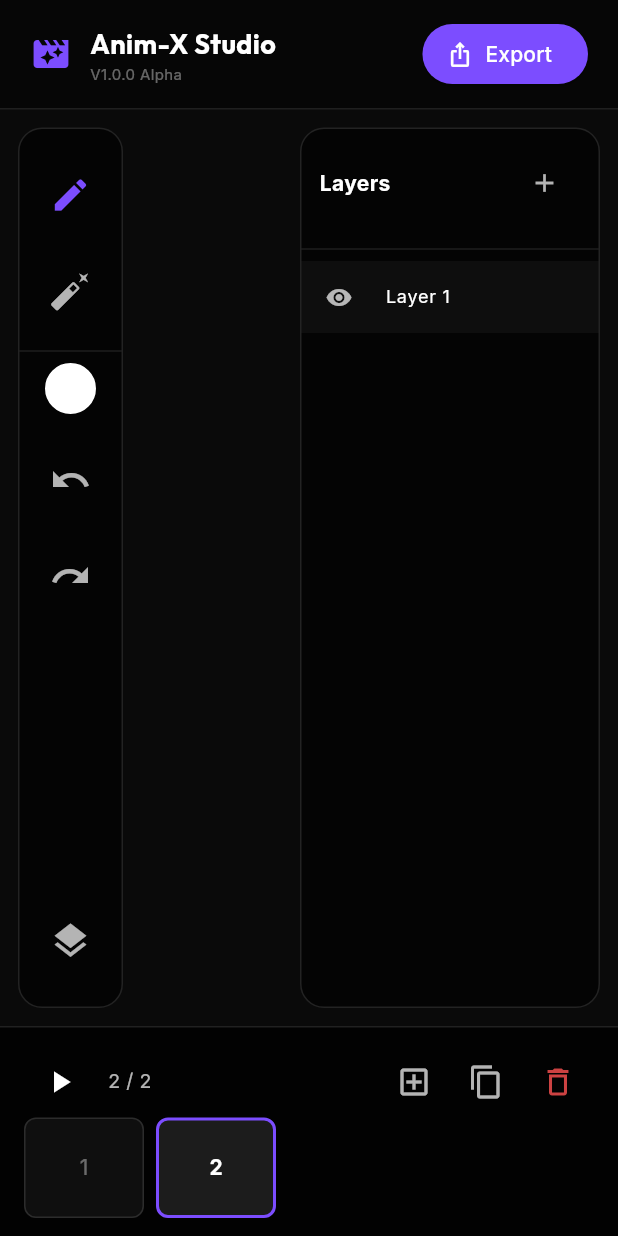
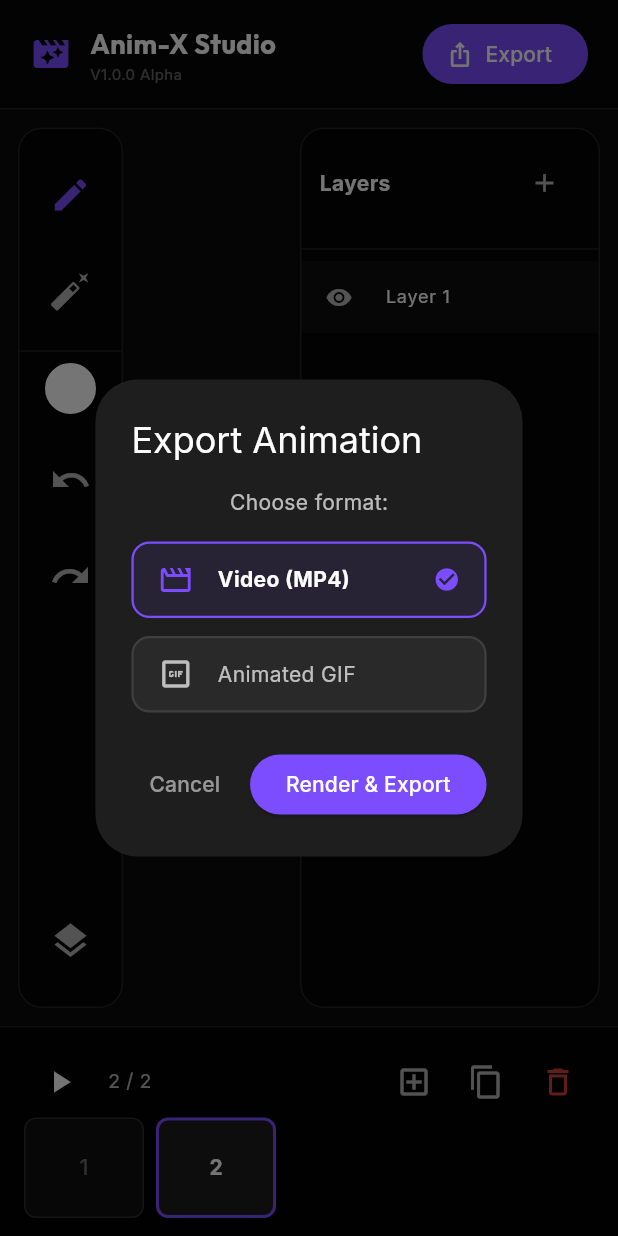
Before and after one commit to christian759/animate, a Flutter app: the screen it shows after launch, item 2 of the bottom bar chosen, after a tap on "Export", on a phone screen of 412 x 824 dp. Run offline on Flutter 3.47's test engine with Material 3 defaults, Android fonts, the phone set to English and light mode, and no system bars; our stand-ins replace flutter_colorpicker, google_fonts; missing offline and left inert: ffmpeg_kit_flutter_full_gpl.

Commit message:
feat: implement project export functionality to MP4 and GIF using ffmpeg_kit and image packages

```diff
--- a/lib/main.dart
+++ b/lib/main.dart
@@ -6,6 +6,7 @@ import 'ui/widgets/drawing_canvas.dart';
 import 'ui/widgets/toolbar.dart';
 import 'ui/widgets/timeline.dart';
 import 'ui/widgets/layer_panel.dart';
+import 'ui/widgets/export_dialog.dart';
 
 void main() {
   runApp(
@@ -137,7 +138,10 @@ class _TopHeader extends StatelessWidget {
               foregroundColor: Colors.white,
             ),
             onPressed: () {
-                // Future Export logic
+              showDialog(
+                context: context,
+                builder: (context) => const ExportDialog(),
+              );
             },
           ),
         ],
--- /dev/null
+++ b/lib/services/export_service.dart
@@ -0,0 +1,104 @@
+import 'dart:async';
+import 'dart:io';
+import 'dart:ui' as ui;
+import 'package:flutter/foundation.dart';
+import 'package:flutter/material.dart';
+import 'package:path_provider/path_provider.dart';
+import 'package:path/path.dart' as p;
+import 'package:ffmpeg_kit_flutter_full_gpl/ffmpeg_kit.dart';
+import 'package:ffmpeg_kit_flutter_full_gpl/return_code.dart';
+import 'package:image/image.dart' as img;
+import '../models/models.dart';
+import '../ui/canvas_painter.dart';
+
+enum ExportFormat { mp4, gif, pngSequence }
+
+class ExportService {
+  static Future<String?> exportProject({
+    required AnimationProject project,
+    required ExportFormat format,
+    void Function(double progress)? onProgress,
+  }) async {
+    final tempDir = await getTemporaryDirectory();
+    final exportDir = Directory(p.join(tempDir.path, 'anim_export_${DateTime.now().millisecondsSinceEpoch}'));
+    await exportDir.create();
+
+    try {
+      // 1. Render all frames to images
+      final List<File> frameFiles = [];
+      for (int i = 0; i < project.frames.length; i++) {
+        final frame = project.frames[i];
+        final recorder = ui.PictureRecorder();
+        final canvas = Canvas(recorder);
+
+        // We need a size. For now, we'll use a standard 1080x1080 or the actual screen size if we had it.
+        // Let's assume 1080x1080 for high quality.
+        const size = Size(1080, 1080);
+
+        final painter = CanvasPainter(
+          currentFrame: frame,
+          currentColor: Colors.black, // Doesn't matter for rendering existing paths
+          strokeWidth: 1.0,
+          showOnionSkin: false,
+        );
+
+        painter.paint(canvas, size);
+        final picture = recorder.endRecording();
+        final image = await picture.toImage(size.width.toInt(), size.height.toInt());
+        final byteData = await image.toByteData(format: ui.ImageByteFormat.png);
+
+        if (byteData == null) continue;
+
+        final frameFile = File(p.join(exportDir.path, 'frame_${i.toString().padLeft(4, '0')}.png'));
+        await frameFile.writeAsBytes(byteData.buffer.asUint8List());
+        frameFiles.add(frameFile);
+
+        onProgress?.call((i + 1) / (project.frames.length * 2)); // Rendering is the first half
+      }
+
+      // 2. Encode to requested format
+      final outputFile = p.join(tempDir.path, 'export_${DateTime.now().millisecondsSinceEpoch}.${format == ExportFormat.mp4 ? 'mp4' : 'gif'}');
+
+      if (format == ExportFormat.mp4) {
+        final command = '-framerate ${project.fps} -i ${exportDir.path}/frame_%04d.png -c:v libx264 -pix_fmt yuv420p -y $outputFile';
+
+        final session = await FFmpegKit.execute(command);
+        final returnCode = await session.getReturnCode();
+
+        if (ReturnCode.isSuccess(returnCode)) {
+          onProgress?.call(1.0);
+          return outputFile;
+        } else {
+          return null;
+        }
+      } else if (format == ExportFormat.gif) {
+        // Use image package for GIF encoding
+        final animation = img.Animation();
+        for (var file in frameFiles) {
+          final bytes = await file.readAsBytes();
+          final image = img.decodePng(bytes);
+          if (image != null) {
+            animation.addFrame(image);
+            animation.frames.last.duration = (1000 / project.fps).round();
+          }
+        }
+
+        final gifBytes = img.encodeGifAnimation(animation);
+        if (gifBytes != null) {
+          final file = File(outputFile);
+          await file.writeAsBytes(gifBytes);
+          onProgress?.call(1.0);
+          return outputFile;
+        }
+      }
+
+      return null;
+    } catch (e) {
+      debugPrint('Export error: $e');
+      return null;
+    } finally {
+      // Cleanup temp frames
+      // await exportDir.delete(recursive: true); // Leave this for debugging or production cleanup
+    }
+  }
+}
--- a/lib/state/project_provider.dart
+++ b/lib/state/project_provider.dart
@@ -1,6 +1,7 @@
 import 'dart:async';
 import 'package:flutter/material.dart';
 import '../models/models.dart';
+import '../services/export_service.dart';
 
 enum DrawingTool { brush, eraser }
 
@@ -20,6 +21,10 @@ class ProjectProvider extends ChangeNotifier {
   bool _isPlaying = false;
   Timer? _playbackTimer;
 
+  // Export state
+  bool _isExporting = false;
+  double _exportProgress = 0.0;
+
   // Undo/Redo - For MVP, we'll store frame snapshots
   final List<List<AnimationFrame>> _undoStack = [];
   final List<List<AnimationFrame>> _redoStack = [];
@@ -32,6 +37,8 @@ class ProjectProvider extends ChangeNotifier {
   int get currentLayerIndex => _currentLayerIndex;
   List<Offset?> get activePoints => _activePoints;
   bool get isPlaying => _isPlaying;
+  bool get isExporting => _isExporting;
+  double get exportProgress => _exportProgress;
 
   int get currentFrameIndex => _project.currentFrameIndex;
   AnimationFrame get currentFrame => _project.currentFrame;
@@ -140,7 +147,6 @@ class ProjectProvider extends ChangeNotifier {
 
   void addLayer() {
     _saveToUndo();
-    final newLayer = AnimationLayer(name: 'Layer ${currentFrame.layers.length + 1}');
     final updatedFrames = List<AnimationFrame>.from(_project.frames);
 
     // Add layer to ALL frames for consistency? Or just current?
@@ -199,6 +205,29 @@ class ProjectProvider extends ChangeNotifier {
     }
   }
 
+  // Export
+  Future<String?> export(ExportFormat format) async {
+    _isExporting = true;
+    _exportProgress = 0.0;
+    notifyListeners();
+
+    try {
+      final result = await ExportService.exportProject(
+        project: _project,
+        format: format,
+        onProgress: (progress) {
+          _exportProgress = progress;
+          notifyListeners();
+        },
+      );
+      return result;
+    } finally {
+      _isExporting = false;
+      _exportProgress = 0.0;
+      notifyListeners();
+    }
+  }
+
   @override
   void dispose() {
     _playbackTimer?.cancel();
--- /dev/null
+++ b/lib/ui/widgets/export_dialog.dart
@@ -0,0 +1,130 @@
+import 'package:flutter/material.dart';
+import 'package:provider/provider.dart';
+import '../../state/project_provider.dart';
+import '../../services/export_service.dart';
+
+class ExportDialog extends StatefulWidget {
+  const ExportDialog({super.key});
+
+  @override
+  State<ExportDialog> createState() => _ExportDialogState();
+}
+
+class _ExportDialogState extends State<ExportDialog> {
+  ExportFormat _selectedFormat = ExportFormat.mp4;
+  String? _exportedPath;
+
+  @override
+  Widget build(BuildContext context) {
+    return Consumer<ProjectProvider>(
+      builder: (context, provider, child) {
+        return AlertDialog(
+          backgroundColor: const Color(0xFF1E1E1E),
+          title: const Text('Export Animation', style: TextStyle(color: Colors.white)),
+          content: Column(
+            mainAxisSize: MainAxisSize.min,
+            children: [
+              if (!provider.isExporting && _exportedPath == null) ...[
+                const Text('Choose format:', style: TextStyle(color: Colors.white70)),
+                const SizedBox(height: 16),
+                _FormatOption(
+                  label: 'Video (MP4)',
+                  icon: Icons.movie_outlined,
+                  isSelected: _selectedFormat == ExportFormat.mp4,
+                  onTap: () => setState(() => _selectedFormat = ExportFormat.mp4),
+                ),
+                const SizedBox(height: 12),
+                _FormatOption(
+                  label: 'Animated GIF',
+                  icon: Icons.gif_box_outlined,
+                  isSelected: _selectedFormat == ExportFormat.gif,
+                  onTap: () => setState(() => _selectedFormat = ExportFormat.gif),
+                ),
+              ] else if (provider.isExporting) ...[
+                const Text('Encoding...', style: TextStyle(color: Colors.white)),
+                const SizedBox(height: 20),
+                LinearProgressIndicator(
+                  value: provider.exportProgress,
+                  backgroundColor: Colors.white10,
+                  color: Colors.deepPurpleAccent,
+                ),
+                const SizedBox(height: 12),
+                Text(
+                  '${(provider.exportProgress * 100).toInt()}%',
+                  style: const TextStyle(color: Colors.white70, fontSize: 12),
+                ),
+              ] else if (_exportedPath != null) ...[
+                const Icon(Icons.check_circle_outline, color: Colors.greenAccent, size: 48),
+                const SizedBox(height: 16),
+                const Text('Export Success!', style: TextStyle(color: Colors.white, fontWeight: FontWeight.bold)),
+                const SizedBox(height: 8),
+                Text(
+                  _exportedPath!,
+                  style: const TextStyle(color: Colors.white38, fontSize: 10),
+                  textAlign: TextAlign.center,
+                ),
+              ],
+            ],
+          ),
+          actions: [
+            if (!provider.isExporting)
+              TextButton(
+                onPressed: () => Navigator.pop(context),
+                child: Text(_exportedPath != null ? 'Close' : 'Cancel', style: const TextStyle(color: Colors.white54)),
+              ),
+            if (!provider.isExporting && _exportedPath == null)
+              ElevatedButton(
+                style: ElevatedButton.styleFrom(backgroundColor: Colors.deepPurpleAccent, foregroundColor: Colors.white),
+                onPressed: () async {
+                  final path = await provider.export(_selectedFormat);
+                  setState(() => _exportedPath = path);
+                },
+                child: const Text('Render & Export'),
+              ),
+          ],
+        );
+      },
+    );
+  }
+}
+
+class _FormatOption extends StatelessWidget {
+  final String label;
+  final IconData icon;
+  final bool isSelected;
+  final VoidCallback onTap;
+
+  const _FormatOption({
+    required this.label,
+    required this.icon,
+    required this.isSelected,
+    required this.onTap,
+  });
+
+  @override
+  Widget build(BuildContext context) {
+    return GestureDetector(
+      onTap: onTap,
+      child: Container(
+        padding: const EdgeInsets.symmetric(horizontal: 16, vertical: 12),
+        decoration: BoxDecoration(
+          color: isSelected ? Colors.deepPurpleAccent.withValues(alpha: 0.1) : Colors.white.withValues(alpha: 0.05),
+          borderRadius: BorderRadius.circular(12),
+          border: Border.all(
+            color: isSelected ? Colors.deepPurpleAccent : Colors.white10,
+            width: 1.5,
+          ),
+        ),
+        child: Row(
+          children: [
+            Icon(icon, color: isSelected ? Colors.deepPurpleAccent : Colors.white70),
+            const SizedBox(width: 16),
+            Text(label, style: TextStyle(color: isSelected ? Colors.white : Colors.white70, fontWeight: isSelected ? FontWeight.bold : FontWeight.normal)),
+            const Spacer(),
+            if (isSelected) const Icon(Icons.check_circle, color: Colors.deepPurpleAccent, size: 18),
+          ],
+        ),
+      ),
+    );
+  }
+}
--- a/pubspec.yaml
+++ b/pubspec.yaml
@@ -18,6 +18,8 @@ dependencies:
   path_provider: ^2.1.2
   image: ^4.2.0
   uuid: ^4.4.0
+  ffmpeg_kit_flutter_full_gpl: ^6.0.3
+  path: ^1.9.0
 
 dev_dependencies:
   flutter_test:
```
Also changed, not shown: pubspec.lock, 1 other file.
